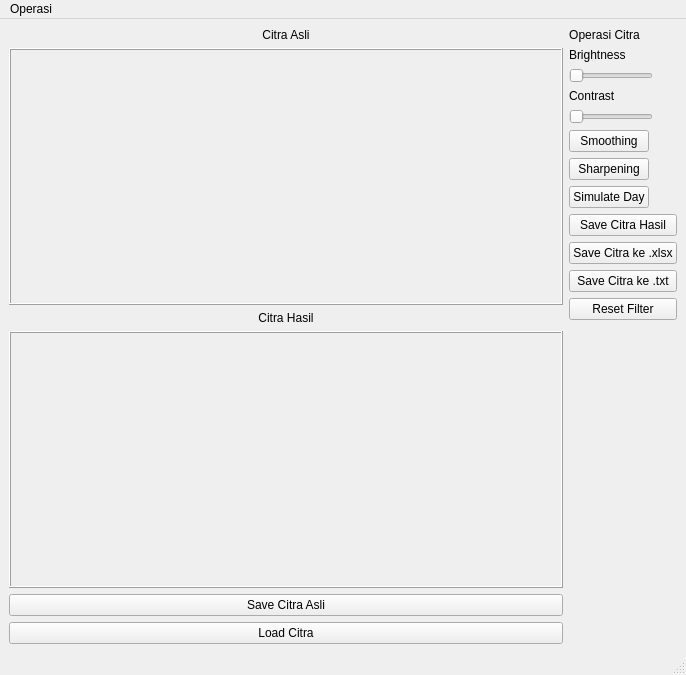
Old version of the form GUI.ui in the repository RaihanDaiva/Tugas-Besar.
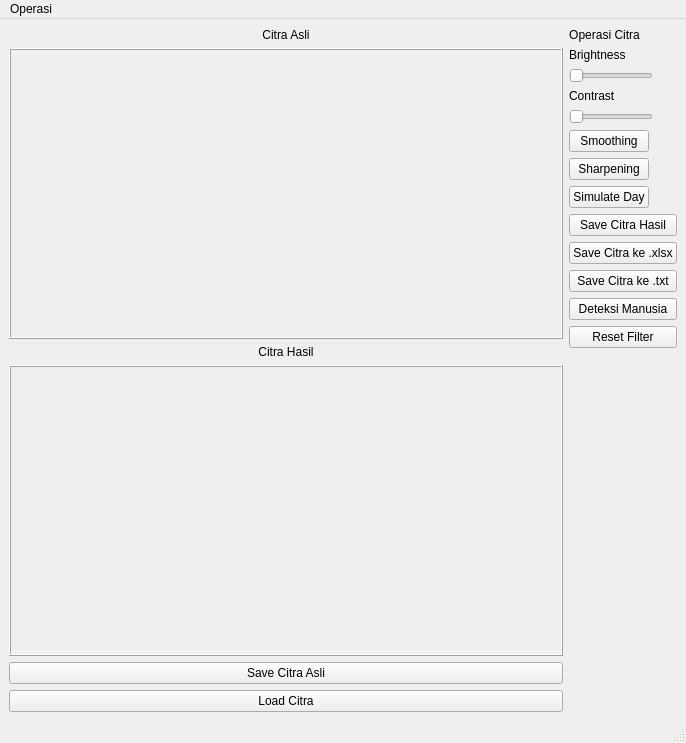
New version of the form.

Patch:
```diff
--- a/GUI.ui
+++ b/GUI.ui
@@ -7,7 +7,7 @@
     <x>0</x>
     <y>0</y>
     <width>686</width>
-    <height>675</height>
+    <height>743</height>
    </rect>
   </property>
   <property name="sizePolicy">
@@ -66,7 +66,7 @@
      </widget>
     </item>
     <item row="1" column="1" rowspan="2">
-     <layout class="QVBoxLayout" name="verticalLayout" stretch="1,1,1,1,1,1,1,0,0,0,0">
+     <layout class="QVBoxLayout" name="verticalLayout" stretch="1,1,1,1,1,1,1,0,0,0,0,0">
       <property name="spacing">
        <number>6</number>
       </property>
@@ -185,6 +185,13 @@
         </property>
        </widget>
       </item>
+      <item>
+       <widget class="QPushButton" name="button_deteksiManusia">
+        <property name="text">
+         <string>Deteksi Manusia</string>
+        </property>
+       </widget>
+      </item>
       <item>
        <widget class="QPushButton" name="button_ResetFilter">
         <property name="text">
```
Left out of the diff: 2 changed lines with no effect on the pictures.
